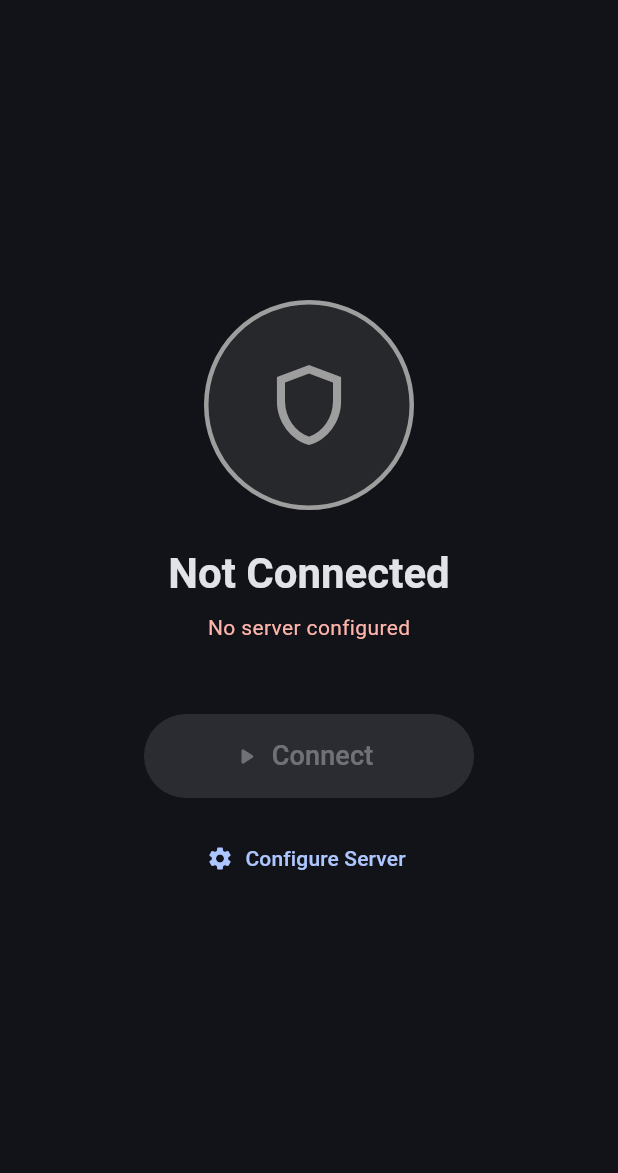
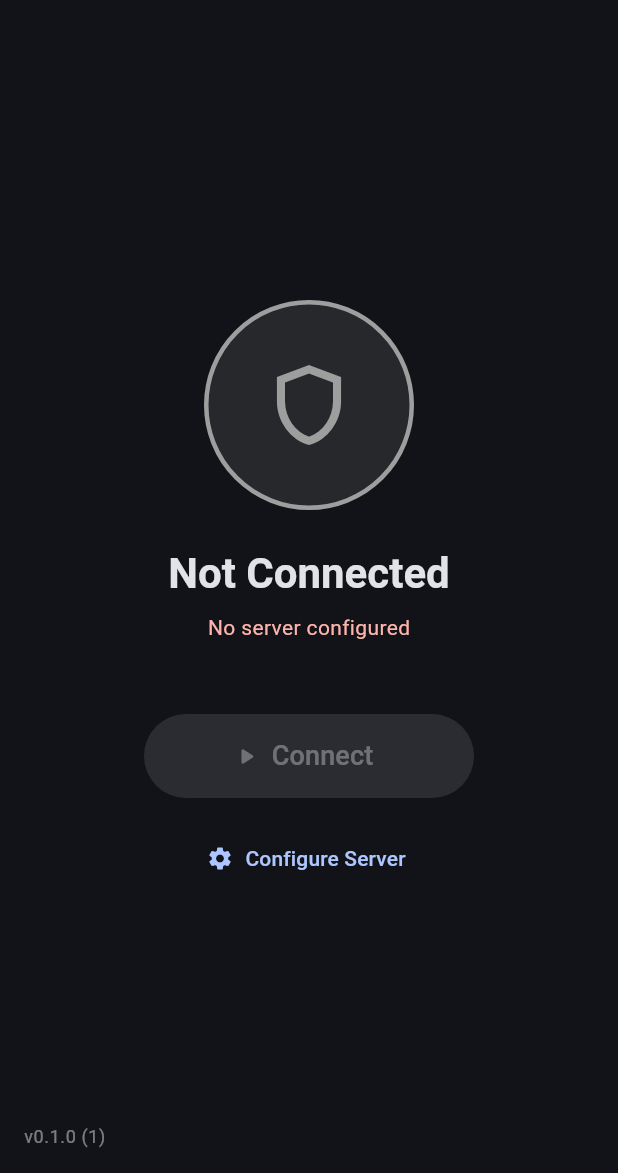
Before and after one commit to krasnovidv/simplevpn, a Flutter app: the screen it shows after launch, on a phone screen of 412 x 824 dp, the part 63-1236 px from its top. Run offline on Flutter 3.47's test engine with Material 3 defaults, Android fonts, the phone set to English and light mode, and no system bars; our stand-ins replace flutter_riverpod, flutter_secure_storage, package_info_plus, shared_preferences; missing offline and left inert: mobile_scanner.

Commit message:
feat(mobile): display app version on home screen
Add version label (bottom-left, semi-transparent) using package_info_plus.

Co-Authored-By: Claude Opus 4.6 <noreply@anthropic.com>

```diff
--- a/mobile/app/lib/screens/home_screen.dart
+++ b/mobile/app/lib/screens/home_screen.dart
@@ -1,4 +1,5 @@
 import 'package:flutter/material.dart';
+import 'package:package_info_plus/package_info_plus.dart';
 import '../services/vpn_service.dart';
 import '../services/config_storage.dart';
 import '../services/event_log.dart';
@@ -21,12 +22,14 @@ class _HomeScreenState extends State<HomeScreen> {
   VpnConfig? _config;
   bool _loading = true;
   bool _actionInProgress = false;
+  String _appVersion = '';
 
   @override
   void initState() {
     super.initState();
     _vpnService.addListener(_onStatusChanged);
     _loadConfig();
+    _loadAppVersion();
     _vpnService.checkInitialStatus();
     _log.info('App started');
   }
@@ -43,6 +46,14 @@ class _HomeScreenState extends State<HomeScreen> {
     setState(() {
       _config = config;
       _loading = false;
+    });
+  }
+
+  Future<void> _loadAppVersion() async {
+    final info = await PackageInfo.fromPlatform();
+    _log.debug('App version: ${info.version}+${info.buildNumber}');
+    setState(() {
+      _appVersion = 'v${info.version} (${info.buildNumber})';
     });
   }
 
@@ -82,7 +93,9 @@ class _HomeScreenState extends State<HomeScreen> {
           ),
         ],
       ),
-      body: _loading
+      body: Stack(
+        children: [
+          _loading
           ? const Center(child: CircularProgressIndicator())
           : Center(
               child: Padding(
@@ -189,6 +202,20 @@ class _HomeScreenState extends State<HomeScreen> {
                 ),
               ),
             ),
+          if (_appVersion.isNotEmpty)
+            Positioned(
+              left: 16,
+              bottom: 16,
+              child: Opacity(
+                opacity: 0.5,
+                child: Text(
+                  _appVersion,
+                  style: Theme.of(context).textTheme.bodySmall,
+                ),
+              ),
+            ),
+        ],
+      ),
     );
   }
 
--- a/mobile/app/pubspec.yaml
+++ b/mobile/app/pubspec.yaml
@@ -13,6 +13,7 @@ dependencies:
   shared_preferences: ^2.2.0
   flutter_secure_storage: ^9.0.0
   flutter_riverpod: ^2.4.0
+  package_info_plus: ^8.0.0
 
 dev_dependencies:
   flutter_test:
```
